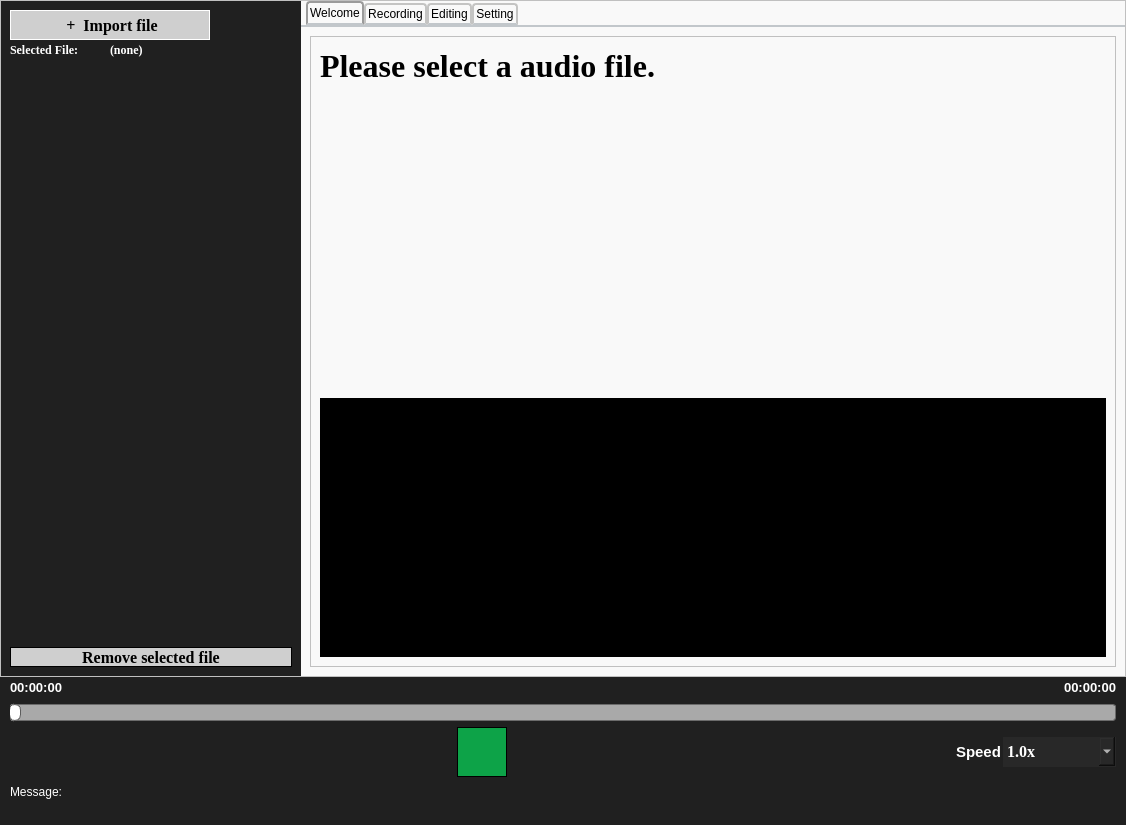
Old version of the form UI/mainWindow.ui in the repository OrangeEgg1937/sound_recording.
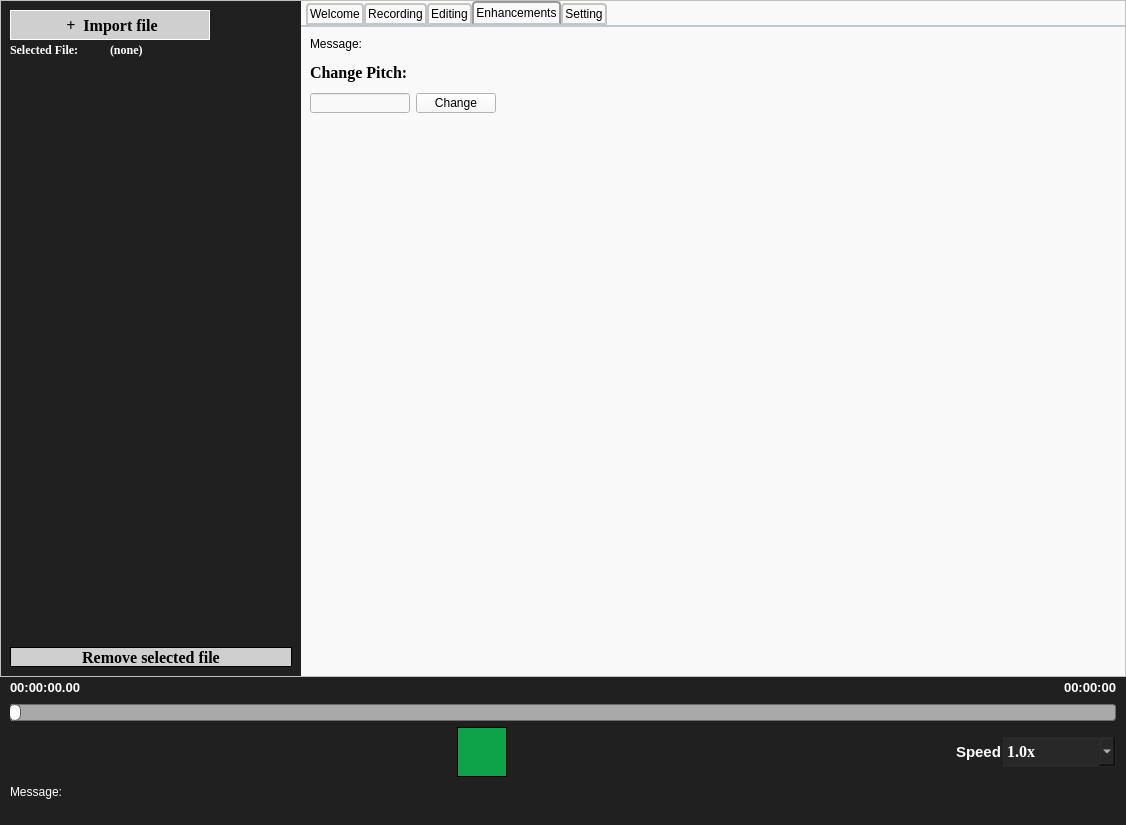
New version of the form. Icons and pictures are not drawn.

The edit to the form file:
```diff
--- a/UI/mainWindow.ui
+++ b/UI/mainWindow.ui
@@ -424,7 +424,7 @@
           <enum>QTabWidget::Rounded</enum>
          </property>
          <property name="currentIndex">
-          <number>0</number>
+          <number>3</number>
          </property>
          <property name="iconSize">
           <size>
@@ -461,7 +461,7 @@
               <item>
                <layout class="QHBoxLayout" name="horizontalLayout">
                 <item>
-                 <widget class="QLabel" name="label_6">
+                 <widget class="QLabel" name="AudioTitle">
                   <property name="minimumSize">
                    <size>
                     <width>500</width>
@@ -486,7 +486,7 @@
                    <string>Please select a audio file.</string>
                   </property>
                   <property name="alignment">
-                   <set>Qt::AlignLeading|Qt::AlignLeft|Qt::AlignVCenter</set>
+                   <set>Qt::AlignCenter</set>
                   </property>
                  </widget>
                 </item>
@@ -568,6 +568,57 @@
                 </item>
                </layout>
               </item>
+              <item>
+               <widget class="QLabel" name="label_6">
+                <property name="minimumSize">
+                 <size>
+                  <width>100</width>
+                  <height>16</height>
+                 </size>
+                </property>
+                <property name="maximumSize">
+                 <size>
+                  <width>100</width>
+                  <height>16</height>
+                 </size>
+                </property>
+                <property name="font">
+                 <font>
+                  <family>Times New Roman</family>
+                  <pointsize>14</pointsize>
+                  <weight>75</weight>
+                  <bold>true</bold>
+                 </font>
+                </property>
+                <property name="text">
+                 <string>AudioText:</string>
+                </property>
+               </widget>
+              </item>
+              <item>
+               <widget class="QLabel" name="speech2text">
+                <property name="minimumSize">
+                 <size>
+                  <width>0</width>
+                  <height>30</height>
+                 </size>
+                </property>
+                <property name="maximumSize">
+                 <size>
+                  <width>1000</width>
+                  <height>27</height>
+                 </size>
+                </property>
+                <property name="font">
+                 <font>
+                  <family>Times New Roman</family>
+                 </font>
+                </property>
+                <property name="text">
+                 <string/>
+                </property>
+               </widget>
+              </item>
               <item>
                <widget class="QWidget" name="mainAudioVisual" native="true">
                 <property name="minimumSize">
@@ -1749,6 +1800,118 @@
            </item>
           </layout>
          </widget>
+         <widget class="QWidget" name="enhancement">
+          <attribute name="title">
+           <string>Enhancements</string>
+          </attribute>
+          <layout class="QVBoxLayout" name="verticalLayout_11">
+           <item>
+            <widget class="QLabel" name="enc_message">
+             <property name="minimumSize">
+              <size>
+               <width>0</width>
+               <height>15</height>
+              </size>
+             </property>
+             <property name="maximumSize">
+              <size>
+               <width>16777215</width>
+               <height>15</height>
+              </size>
+             </property>
+             <property name="text">
+              <string>Message:</string>
+             </property>
+            </widget>
+           </item>
+           <item>
+            <widget class="QLabel" name="audioInfoTitle_2">
+             <property name="minimumSize">
+              <size>
+               <width>100</width>
+               <height>30</height>
+              </size>
+             </property>
+             <property name="maximumSize">
+              <size>
+               <width>16777215</width>
+               <height>30</height>
+              </size>
+             </property>
+             <property name="font">
+              <font>
+               <family>Times New Roman</family>
+               <pointsize>12</pointsize>
+               <weight>75</weight>
+               <bold>true</bold>
+              </font>
+             </property>
+             <property name="text">
+              <string>Change Pitch:</string>
+             </property>
+            </widget>
+           </item>
+           <item>
+            <layout class="QHBoxLayout" name="horizontalLayout_13">
+             <item>
+              <widget class="QLineEdit" name="pitchValue">
+               <property name="minimumSize">
+                <size>
+                 <width>100</width>
+                 <height>20</height>
+                </size>
+               </property>
+               <property name="maximumSize">
+                <size>
+                 <width>100</width>
+                 <height>20</height>
+                </size>
+               </property>
+              </widget>
+             </item>
+             <item>
+              <widget class="QPushButton" name="pitchChange">
+               <property name="maximumSize">
+                <size>
+                 <width>100</width>
+                 <height>20</height>
+                </size>
+               </property>
+               <property name="text">
+                <string>Change</string>
+               </property>
+              </widget>
+             </item>
+             <item>
+              <spacer name="horizontalSpacer_12">
+               <property name="orientation">
+                <enum>Qt::Horizontal</enum>
+               </property>
+               <property name="sizeHint" stdset="0">
+                <size>
+                 <width>40</width>
+                 <height>20</height>
+                </size>
+               </property>
+              </spacer>
+             </item>
+            </layout>
+           </item>
+           <item>
+            <spacer name="verticalSpacer_2">
+             <property name="orientation">
+              <enum>Qt::Vertical</enum>
+             </property>
+             <property name="sizeHint" stdset="0">
+              <size>
+               <width>20</width>
+               <height>40</height>
+              </size>
+             </property>
+            </spacer>
+           </item>
+          </layout>
+         </widget>
          <widget class="QWidget" name="Setting">
           <property name="minimumSize">
            <size>
@@ -1986,7 +2149,7 @@
               <string notr="true">color:white</string>
              </property>
              <property name="text">
-              <string>00:00:00</string>
+              <string>00:00:00.00</string>
              </property>
              <property name="alignment">
               <set>Qt::AlignLeading|Qt::AlignLeft|Qt::AlignVCenter</set>
```
Left out of the diff: 61 changed lines with no effect on the pictures.
